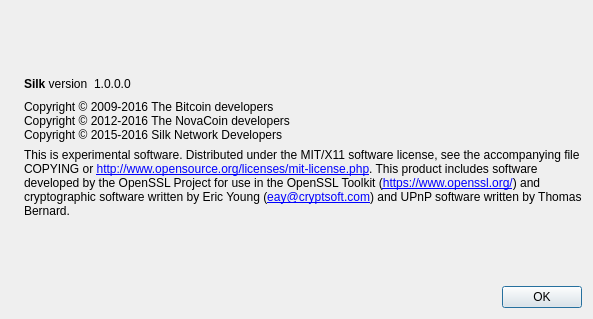
The window that src/qt/forms/aboutdialog.ui (duality-solutions/Sequence) describes before a commit, drawn with Qt 5.
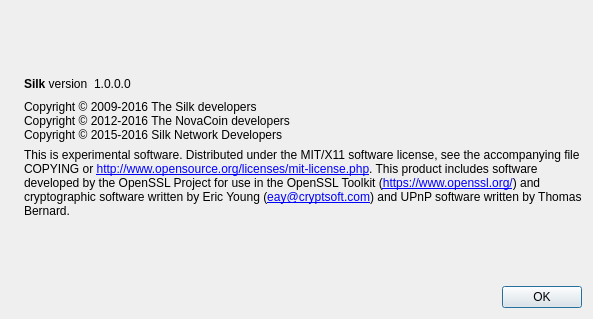
The same window after the commit. Icons and pictures are not drawn.

The edit to the form file:
```diff
--- a/src/qt/forms/aboutdialog.ui
+++ b/src/qt/forms/aboutdialog.ui
@@ -91,7 +91,7 @@
         <cursorShape>IBeamCursor</cursorShape>
        </property>
        <property name="text">
-        <string>Copyright © 2009-2016 The Bitcoin developers
+        <string>Copyright © 2009-2016 The Silk developers
 Copyright © 2012-2016 The NovaCoin developers
 Copyright © 2015-2016 Silk Network Developers</string>
        </property>
```
Left out of the diff: 4 changed lines with no effect on the pictures.
